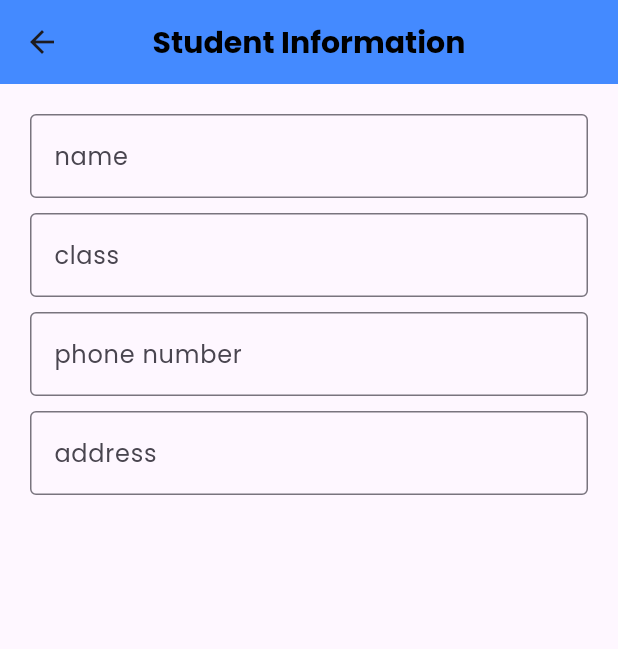
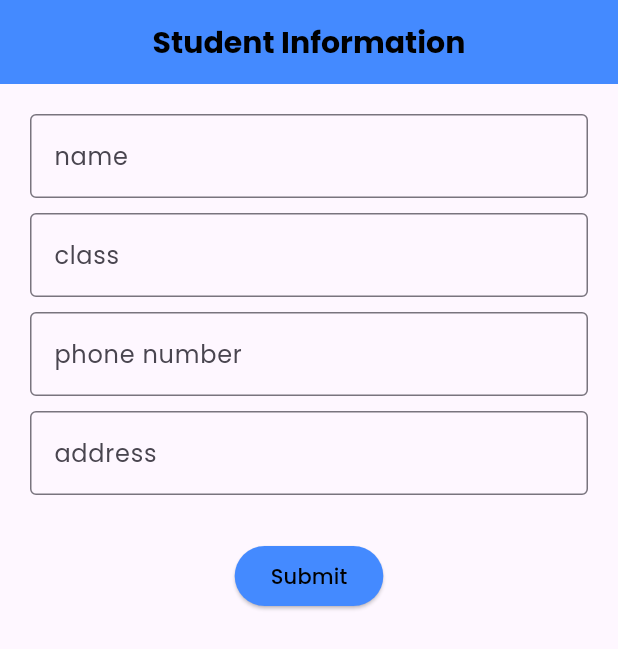
Before and after one commit to Saon00/coaching-er-beton, a Flutter app: the StudentInformationPage screen opened directly, on a phone screen of 412 x 824 dp. Shown: the top 649 px of the screen. Run offline on Flutter 3.47's test engine with Material 3 defaults, Android fonts, the phone set to English and light mode, and no system bars; our stand-ins replace flutter_svg, google_fonts, shared_preferences; accounts and stored records are empty; generated files the repository leaves out were written again.

Commit message:
local db saved and get

```diff
--- a/lib/main.dart
+++ b/lib/main.dart
@@ -53,7 +53,7 @@ class MyApp extends StatelessWidget {
                         color: blackColor,
                         fontWeight: FontWeight.bold))),
             debugShowCheckedModeBanner: false,
-            home: const HomePage(),
+            home: const StudentInformationPage(),
           );
         },
       ),
--- a/lib/views/pages/students/studentt_information.dart
+++ b/lib/views/pages/students/studentt_information.dart
@@ -1,7 +1,9 @@
+import 'package:coachingerbeton/views/components/colors.dart';
+import 'package:coachingerbeton/views/components/fonts.dart';
 import 'package:coachingerbeton/views/pages/students/studentwidgets/textformwid.dart';
 import 'package:flutter/material.dart';
-import 'package:flutter_localizations/flutter_localizations.dart';
 import 'package:flutter_gen/gen_l10n/app_localizations.dart';
+import 'package:shared_preferences/shared_preferences.dart';
 
 class StudentInformationPage extends StatefulWidget {
   const StudentInformationPage({super.key});
@@ -12,6 +14,31 @@ class StudentInformationPage extends StatefulWidget {
 
 class _StudentInformationPageState extends State<StudentInformationPage> {
   final GlobalKey<FormState> key = GlobalKey();
+  final TextEditingController nameController = TextEditingController();
+  final TextEditingController classController = TextEditingController();
+  final TextEditingController phoneNumberController = TextEditingController();
+  final TextEditingController addressController = TextEditingController();
+  String value = "";
+
+  saveStudentInfoPref(String key, String value) async {
+    SharedPreferences studentInformationDb =
+        await SharedPreferences.getInstance();
+    studentInformationDb.setString(key, value);
+  }
+
+  getStudentInfoPref() async {
+    SharedPreferences studentInformationDb =
+        await SharedPreferences.getInstance();
+    value = studentInformationDb.getString('studentName') ?? "null";
+    // return value;
+    setState(() {});
+  }
+
+  @override
+  void initState() {
+    super.initState();
+    getStudentInfoPref();
+  }
 
   @override
   Widget build(BuildContext context) {
@@ -28,11 +55,11 @@ class _StudentInformationPageState extends State<StudentInformationPage> {
                 children: [
                   // name
                   TextFormWidget(
-                    controller: TextEditingController(),
+                    controller: nameController,
                     hintText: AppLocalizations.of(context)!.name,
                     textInputType: TextInputType.text,
                     fieldValidator: (value) {
-                      if (value == null) {
+                      if (value?.isEmpty == true) {
                         return "student's name required";
                       }
                       return null;
@@ -41,11 +68,11 @@ class _StudentInformationPageState extends State<StudentInformationPage> {
                   const SizedBox(height: 10),
                   //class
                   TextFormWidget(
-                    controller: TextEditingController(),
+                    controller: classController,
                     hintText: AppLocalizations.of(context)!.classname,
                     textInputType: TextInputType.number,
                     fieldValidator: (value) {
-                      if (value == null) {
+                      if (value?.isEmpty == true) {
                         return "student's class required";
                       }
                       return null;
@@ -54,11 +81,11 @@ class _StudentInformationPageState extends State<StudentInformationPage> {
                   const SizedBox(height: 10),
                   // phone number
                   TextFormWidget(
-                    controller: TextEditingController(),
+                    controller: phoneNumberController,
                     hintText: AppLocalizations.of(context)!.phonenumber,
                     textInputType: TextInputType.number,
                     fieldValidator: (value) {
-                      if (value == null) {
+                      if (value?.isEmpty == true) {
                         return "student's phone number required";
                       }
                       return null;
@@ -67,11 +94,38 @@ class _StudentInformationPageState extends State<StudentInformationPage> {
                   const SizedBox(height: 10),
                   // address
                   TextFormWidget(
-                    controller: TextEditingController(),
+                    controller: addressController,
                     hintText: AppLocalizations.of(context)!.address,
                     textInputType: TextInputType.text,
                   ),
-                  const SizedBox(height: 10),
+                  const SizedBox(height: 30),
+                  ElevatedButton(
+                    onPressed: () async {
+                      // FocusScope.of(context).unfocus();
+                      if (key.currentState!.validate()) {
+                        saveStudentInfoPref(
+                            'studentName', nameController.text.toString());
+                        saveStudentInfoPref(
+                            'studentClass', classController.text.toString());
+                        saveStudentInfoPref('studentPhoneNumber',
+                            phoneNumberController.text.toString());
+                        saveStudentInfoPref('studentAddress',
+                            addressController.text.toString());
+                      }
+                      nameController.clear();
+                      classController.clear();
+                      phoneNumberController.clear();
+                      addressController.clear();
+                    },
+                    style: ElevatedButton.styleFrom(
+                        backgroundColor: primaryColor,
+                        foregroundColor: Colors.black),
+                    child: Text(
+                      AppLocalizations.of(context)!.submit,
+                      style: titlePopins,
+                    ),
+                  ),
+                  Text(value),
                 ],
               ),
             ),
```
